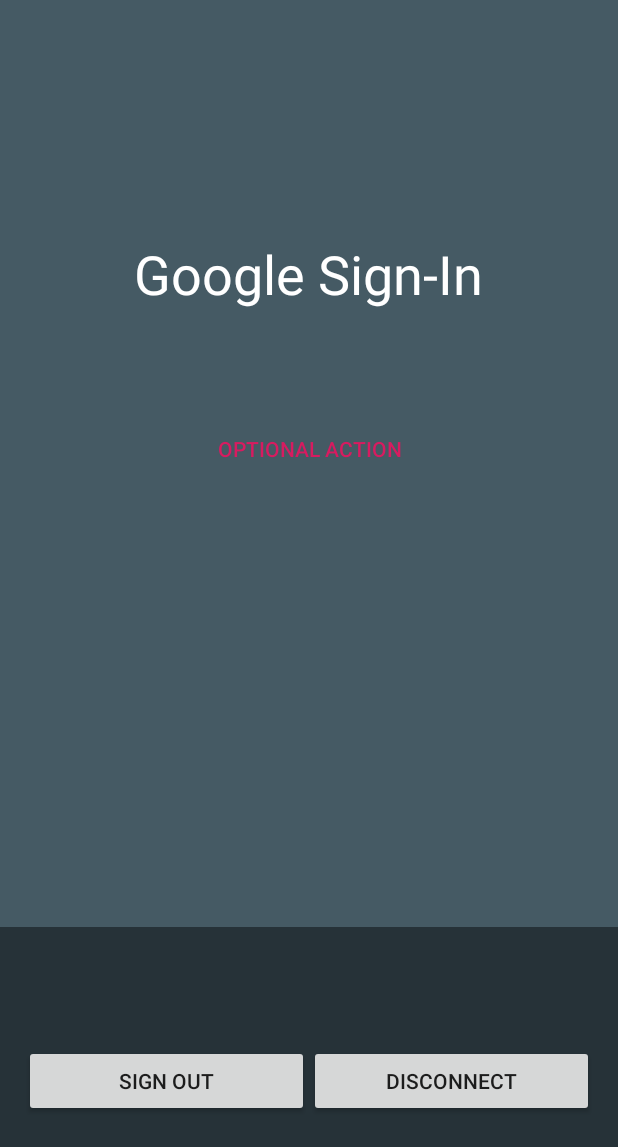
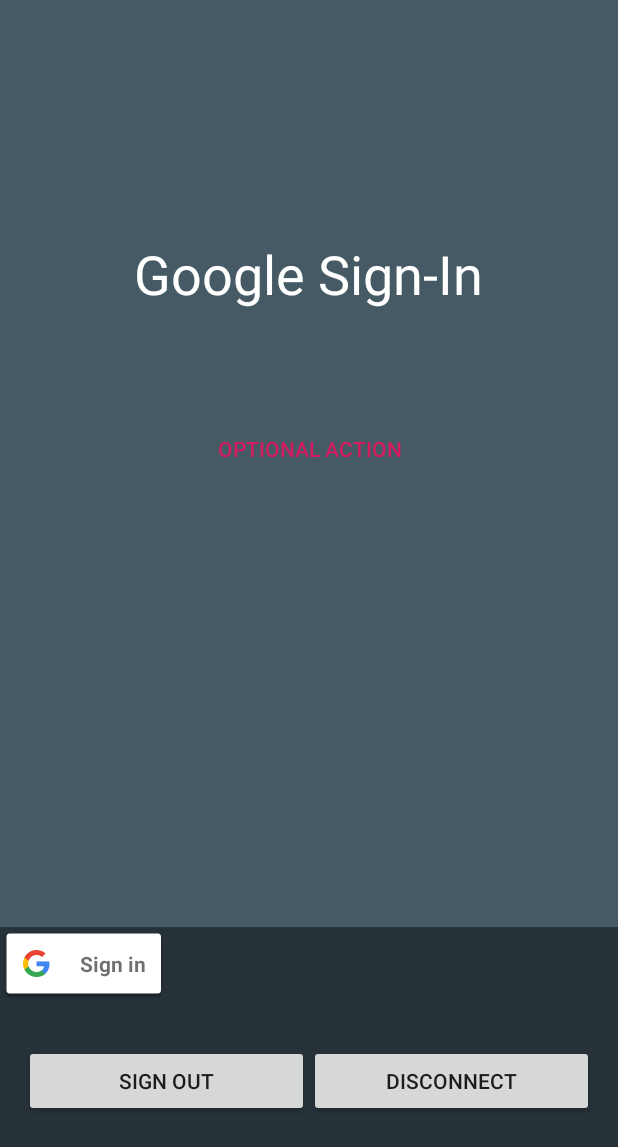
Before and after one commit to gro5p/calendarimport, an Android app: the layout activity_google.xml on its own in the app's theme, with its tools: preview values and no code run, on a phone screen of 412 x 824 dp. Shown: the top 1147 px of the screen. Run offline under Robolectric (Android 15) with nearby library versions, the phone set to English and light mode, and no system bars.

Commit message:
more progress on signin

```diff
--- a/app/src/main/AndroidManifest.xml
+++ b/app/src/main/AndroidManifest.xml
@@ -14,14 +14,14 @@
         android:roundIcon="@mipmap/ic_launcher_round"
         android:supportsRtl="true"
         android:theme="@style/AppTheme">
-        <activity android:name=".MainActivity">
+        <activity android:name=".googleActivity">
             <intent-filter>
                 <action android:name="android.intent.action.MAIN" />
 
                 <category android:name="android.intent.category.LAUNCHER" />
             </intent-filter>
         </activity>
-        <activity android:name=".googleActivity"></activity>
+
     </application>
 
 </manifest>
--- a/app/src/main/java/com/calendar/group5/calendarimport/googleActivity.java
+++ b/app/src/main/java/com/calendar/group5/calendarimport/googleActivity.java
@@ -61,7 +61,7 @@ public class googleActivity extends AppCompatActivity implements
         // Set the dimensions of the sign-in button.
         SignInButton signInButton = findViewById(R.id.sign_in_button);
         signInButton.setSize(SignInButton.SIZE_STANDARD);
-        signInButton.setColorScheme(SignInButton.COLOR_LIGHT);
+
         // [END customize_button]
     }
 
--- a/app/src/main/res/layout/activity_google.xml
+++ b/app/src/main/res/layout/activity_google.xml
@@ -76,9 +76,9 @@
             android:id="@+id/sign_in_button"
             android:layout_width="wrap_content"
             android:layout_height="wrap_content"
-            android:layout_centerInParent="true"
+            android:layout_centerInParent="false"
             android:visibility="visible"
-            tools:visibility="gone" />
+             />
 
         <LinearLayout
             android:id="@+id/sign_out_and_disconnect"
```
